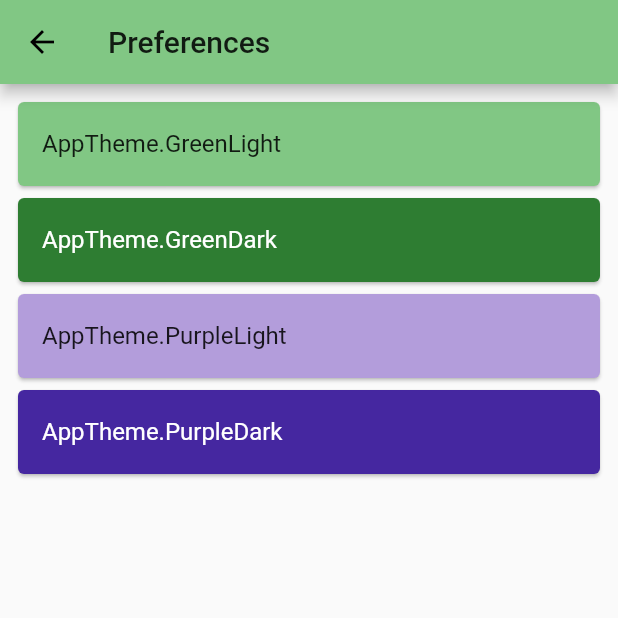
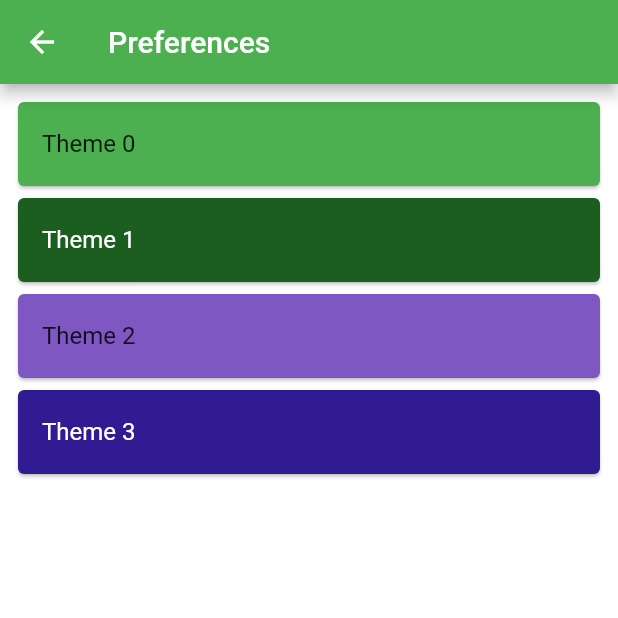
Before and after one commit to C-Mierez/GrimR, a Flutter app: the screen it shows after launch, after a tap on an icon or button, on a phone screen of 412 x 824 dp, the top half of it. Run offline on Flutter 3.47's test engine with Material 2 defaults, Android fonts, the light colour scheme and no system bars; our stand-ins replace bloc, built_collection, built_value, chopper, connectivity, dartz and 5 more; generated files the repository leaves out were written again; network calls fail.

Commit message:
Theme Refactoring. ThemeData being replaced by ColorScheme

```diff
--- /dev/null
+++ b/GrimR/lib/presentation/core/pages/settings_page.dart
@@ -0,0 +1,70 @@
+import 'package:flutter/material.dart';
+import 'package:flutter_bloc/flutter_bloc.dart';
+import 'package:grimr/presentation/core/themes/app_themes.dart';
+import 'package:grimr/presentation/core/themes/bloc/themes_bloc.dart';
+import 'package:grimr/presentation/core/themes/bloc/themes_event.dart';
+
+/* Added an AnimatedContainer as a background, so the transition animation when
+  changing colours is smoother.
+*/
+
+/* A ListView contains all the different themes defined in AppTheme enum. Each one
+is coloured accordingly, and will notify the bloc with an event that changes the
+current theme to the new one.
+
+*/
+class SettingsPage extends StatelessWidget {
+  @override
+  Widget build(BuildContext context) {
+    return Scaffold(
+      appBar: AppBar(
+        title: const Text('Preferences'),
+      ),
+      body: AnimatedContainer(
+        // Using this allows the animation to happen.
+        // Having the default values, although correct, the animation does not
+        // happen when they are updated.
+        color: Theme.of(context).colorScheme.background,
+        duration: const Duration(seconds: 1),
+        child: const _ThemesListView(),
+      ),
+    );
+  }
+}
+
+class _ThemesListView extends StatelessWidget {
+  const _ThemesListView({
+    Key key,
+  }) : super(key: key);
+
+  @override
+  Widget build(BuildContext context) {
+    return ListView.builder(
+      padding: const EdgeInsets.all(8),
+      // We want to show an option for each value in the enum
+      // aka for each theme defined in the app.
+      itemCount: AppTheme.values.length,
+      itemBuilder: (context, index) {
+        final AppTheme itemAppTheme = AppTheme.values[index];
+        final ColorScheme colorScheme = appThemeData[itemAppTheme].colorScheme;
+        final Color themePrimaryColor =
+            colorScheme.brightness == Brightness.light
+                ? colorScheme.primary
+                : colorScheme.surface;
+        return Card(
+          color: themePrimaryColor,
+          child: ListTile(
+            title: Text(
+              'Theme $index',
+              style: appThemeData[itemAppTheme].textTheme.bodyText1,
+            ),
+            onTap: () {
+              BlocProvider.of<ThemesBloc>(context)
+                  .add(ThemesEvent.changed(theme: itemAppTheme));
+            },
+          ),
+        );
+      },
+    );
+  }
+}
--- a/GrimR/lib/presentation/core/pages/settins_page.dart
+++ /dev/null
@@ -1,36 +0,0 @@
-import 'package:flutter/material.dart';
-import 'package:flutter_bloc/flutter_bloc.dart';
-import 'package:grimr/presentation/core/themes/app_themes.dart';
-import 'package:grimr/presentation/core/themes/bloc/themes_bloc.dart';
-import 'package:grimr/presentation/core/themes/bloc/themes_event.dart';
-
-class SettingsPage extends StatelessWidget {
-  @override
-  Widget build(BuildContext context) {
-    return Scaffold(
-      appBar: AppBar(
-        title: const Text('Preferences'),
-      ),
-      body: ListView.builder(
-        padding: const EdgeInsets.all(8),
-        itemCount: AppTheme.values.length,
-        itemBuilder: (context, index) {
-          final itemAppTheme = AppTheme.values[index];
-          return Card(
-            color: appThemeData[itemAppTheme].primaryColor,
-            child: ListTile(
-              title: Text(
-                itemAppTheme.toString(),
-                style: appThemeData[itemAppTheme].textTheme.bodyText1,
-              ),
-              onTap: () {
-                BlocProvider.of<ThemesBloc>(context)
-                    .add(ThemesEvent.changed(theme: itemAppTheme));
-              },
-            ),
-          );
-        },
-      ),
-    );
-  }
-}
--- a/GrimR/lib/presentation/core/pages/splash_page.dart
+++ b/GrimR/lib/presentation/core/pages/splash_page.dart
@@ -10,7 +10,7 @@ class SplashPage extends StatelessWidget {
         title: const Text('Splash Page :)'),
         actions: <Widget>[
           IconButton(
-            icon: Icon(MdiIcons.formatPaint),
+            icon: const Icon(MdiIcons.formatPaint),
             onPressed: () {
               Navigator.of(context).pushNamed(Routes.settings);
             },
@@ -21,7 +21,7 @@ class SplashPage extends StatelessWidget {
         onPressed: () {
           Navigator.of(context).pushNamed(Routes.customFirst);
         },
-        child: Icon(Icons.art_track),
+        child: const Icon(Icons.art_track),
       ),
       body: Center(
         child: FloatingActionButton(
@@ -29,7 +29,7 @@ class SplashPage extends StatelessWidget {
             Navigator.of(context).pushNamed(Routes.refactoredAnimation);
           },
           heroTag: null,
-          child: Icon(MdiIcons.animation),
+          child: const Icon(MdiIcons.animation),
         ),
       ),
     );
--- a/GrimR/lib/presentation/core/routes/router.dart
+++ b/GrimR/lib/presentation/core/routes/router.dart
@@ -1,5 +1,5 @@
 import 'package:flutter/material.dart';
-import 'package:grimr/presentation/core/pages/settins_page.dart';
+import 'package:grimr/presentation/core/pages/settings_page.dart';
 import 'package:grimr/presentation/core/pages/splash_page.dart';
 import 'package:grimr/presentation/custom_animations/pages/basic_animation_page.dart';
 import 'package:grimr/presentation/custom_animations/pages/refactored_animation_page.dart';
--- a/GrimR/lib/presentation/core/themes/app_themes.dart
+++ b/GrimR/lib/presentation/core/themes/app_themes.dart
@@ -8,20 +8,81 @@ enum AppTheme {
 }
 
 final Map<AppTheme, ThemeData> appThemeData = {
-  AppTheme.GreenLight: ThemeData(
-    brightness: Brightness.light,
-    primaryColor: Colors.green[300],
+  AppTheme.GreenLight: ThemeData.from(
+    colorScheme: _greenScheme(Brightness.light),
   ),
-  AppTheme.GreenDark: ThemeData(
-    brightness: Brightness.dark,
-    primaryColor: Colors.green[800],
+  AppTheme.GreenDark: ThemeData.from(
+    colorScheme: _greenScheme(Brightness.dark),
   ),
-  AppTheme.PurpleLight: ThemeData(
-    brightness: Brightness.light,
-    primaryColor: Colors.deepPurple[200],
+  AppTheme.PurpleLight: ThemeData.from(
+    colorScheme: _purpleScheme(Brightness.light),
   ),
-  AppTheme.PurpleDark: ThemeData(
-    brightness: Brightness.dark,
-    primaryColor: Colors.deepPurple[800],
+  AppTheme.PurpleDark: ThemeData.from(
+    colorScheme: _purpleScheme(Brightness.dark),
   ),
 };
+
+/*  Flutter is moving from managing colors in ThemeData to ColorScheme
+  There now exists a factory that allows you to create a ThemeData from a
+  ColoScheme.
+
+  Interestingly, it seems like the following behaviour happens:
+    - Light ColorScheme => ThemeData.primaryColor = ColorScheme.primary
+    BUT
+    - Dark ColorScheme => ThemeData.primaryColor = ColorScheme.surface
+    Why? No idea.
+ */
+
+ColorScheme _greenScheme(Brightness brightness) {
+  final primaryColor = Colors.green;
+  final primaryColorDark = Colors.green[900];
+  final accent = Colors.green[800];
+  final accentDark = Colors.green;
+  final background = Colors.white;
+  final backgroundDark = Colors.grey[900];
+
+  return schemeCreator(primaryColor, primaryColorDark, backgroundDark,
+      background, accentDark, accent, brightness);
+}
+
+ColorScheme _purpleScheme(Brightness brightness) {
+  final primaryColor = Colors.deepPurple[400];
+  final primaryColorDark = Colors.deepPurple[900];
+  final accent = Colors.deepPurple[800];
+  final accentDark = Colors.grey[200];
+  final background = Colors.white;
+  final backgroundDark = Colors.grey[900];
+  return schemeCreator(primaryColor, primaryColorDark, backgroundDark,
+      background, accentDark, accent, brightness);
+}
+
+ColorScheme schemeCreator(
+  Color primaryColor,
+  Color primaryColorDark,
+  Color backgroundDark,
+  Color background,
+  Color accentDark,
+  Color accent,
+  Brightness brightness,
+) {
+  final bool isDark = brightness == Brightness.dark;
+  return ColorScheme(
+    // Read comment above
+    primary: primaryColor,
+    surface: primaryColorDark,
+    onPrimary: isDark ? backgroundDark : background,
+    onSurface: isDark ? backgroundDark : background,
+    //
+    secondary: isDark ? accentDark : accent,
+    onSecondary: isDark ? backgroundDark : background,
+    // Not Used in the ThemeData factory
+    primaryVariant: primaryColorDark,
+    secondaryVariant: primaryColor,
+
+    background: isDark ? backgroundDark : background,
+    onBackground: isDark ? background : backgroundDark,
+    error: Colors.red[600],
+    onError: Colors.white,
+    brightness: brightness,
+  );
+}
--- a/GrimR/lib/presentation/core/themes/bloc/themes_bloc.dart
+++ b/GrimR/lib/presentation/core/themes/bloc/themes_bloc.dart
@@ -13,8 +13,8 @@ class ThemesBloc extends Bloc<ThemesEvent, ThemesState> {
   Stream<ThemesState> mapEventToState(
     ThemesEvent event,
   ) async* {
-    yield* event.maybeMap(
-      orElse: () async* {
+    yield* event.map(
+      initial: (event) async* {
         yield state.copyWith();
       },
       changed: (event) async* {
--- a/GrimR/lib/presentation/main_app_widget.dart
+++ b/GrimR/lib/presentation/main_app_widget.dart
@@ -22,6 +22,7 @@ class MainApp extends StatelessWidget {
       initialRoute: Routes.splashScreen,
       onGenerateRoute: RouteGenerator.generateRoute,
       theme: state.themeData,
+
       //ThemeData.dark().copyWith(
       //floatingActionButtonTheme: const FloatingActionButtonThemeData(
       //    backgroundColor: Colors.deepPurple),
```
Also changed, not shown: GrimR/pubspec.lock.
